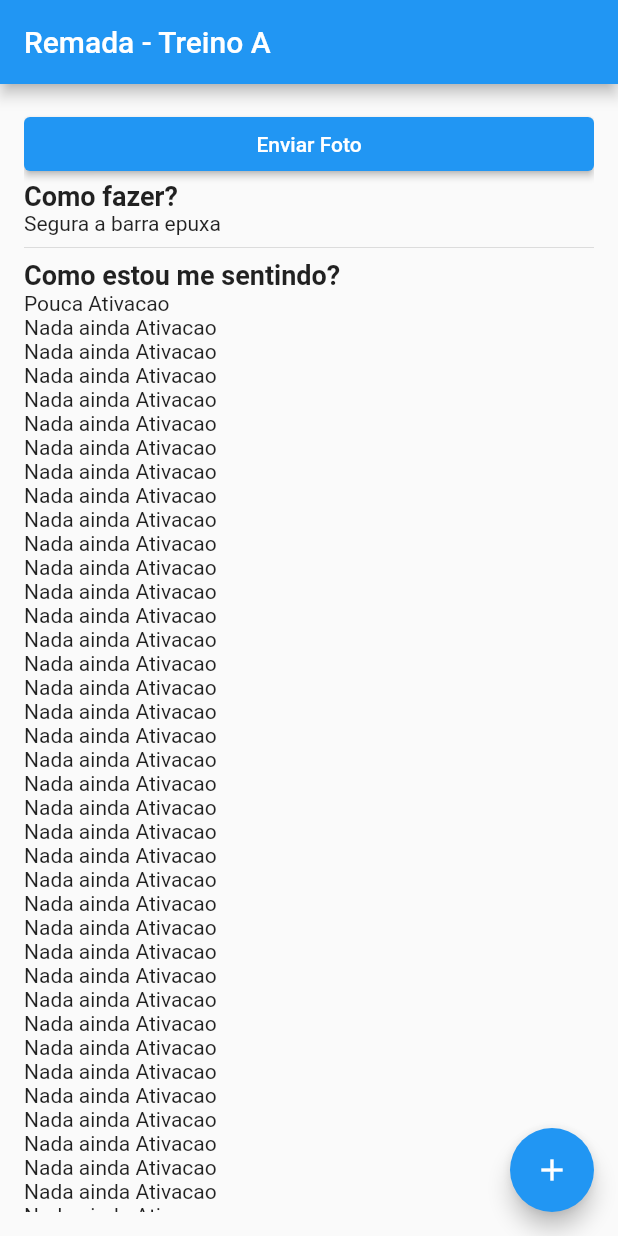
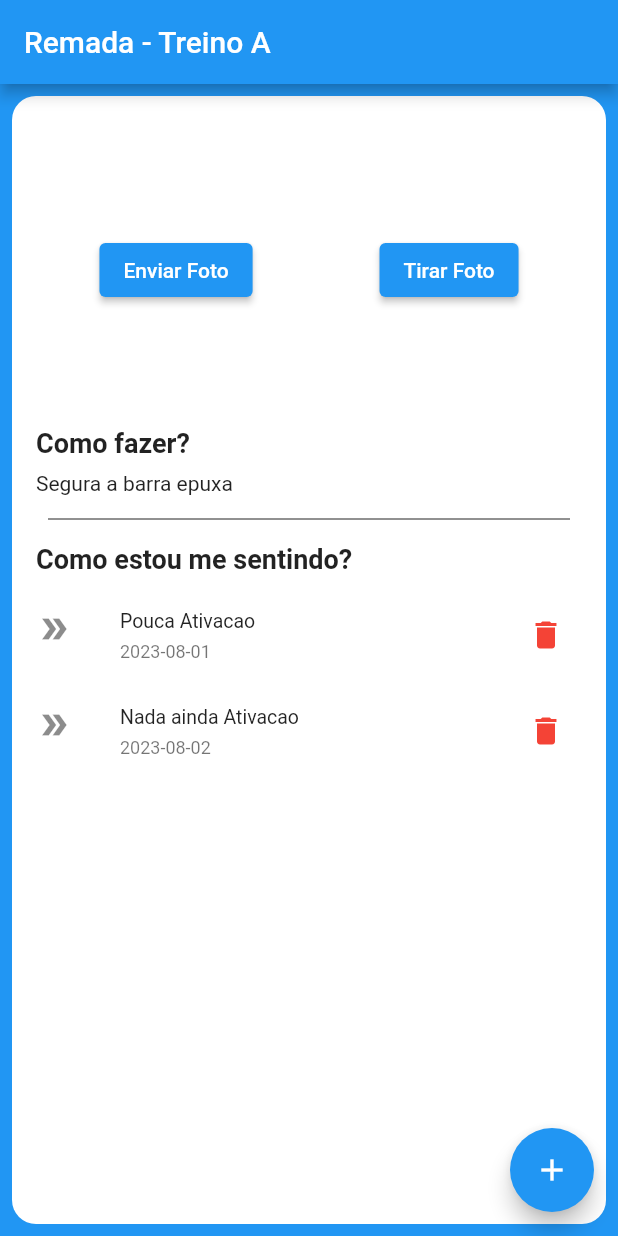
Before and after one commit to HudsonRAlves/meus_exercicios_academia, a Flutter app: the screen it shows after launch, on a phone screen of 412 x 824 dp. Run offline on Flutter 3.47's test engine with Material 2 defaults, Android fonts, the phone set to English and light mode, and no system bars.

Commit message:
:lipstick: Ajuste Exercicio_Tela

```diff
--- a/lib/telas/exercicio_tela.dart
+++ b/lib/telas/exercicio_tela.dart
@@ -22,197 +22,13 @@
       id: "SE002",
       sentindo: "Nada ainda Ativacao",
       data: "2023-08-02",
-    ),
-    SentimentoModel(
-      id: "SE002",
-      sentindo: "Nada ainda Ativacao",
-      data: "2023-08-02",
-    ),
-    SentimentoModel(
-      id: "SE002",
-      sentindo: "Nada ainda Ativacao",
-      data: "2023-08-02",
-    ),
-    SentimentoModel(
-      id: "SE002",
-      sentindo: "Nada ainda Ativacao",
-      data: "2023-08-02",
-    ),
-    SentimentoModel(
-      id: "SE002",
-      sentindo: "Nada ainda Ativacao",
-      data: "2023-08-02",
-    ),
-    SentimentoModel(
-      id: "SE002",
-      sentindo: "Nada ainda Ativacao",
-      data: "2023-08-02",
-    ),
-    SentimentoModel(
-      id: "SE002",
-      sentindo: "Nada ainda Ativacao",
-      data: "2023-08-02",
-    ),
-    SentimentoModel(
-      id: "SE002",
-      sentindo: "Nada ainda Ativacao",
-      data: "2023-08-02",
-    ),
-    SentimentoModel(
-      id: "SE002",
-      sentindo: "Nada ainda Ativacao",
-      data: "2023-08-02",
-    ),
-    SentimentoModel(
-      id: "SE002",
-      sentindo: "Nada ainda Ativacao",
-      data: "2023-08-02",
-    ),
-    SentimentoModel(
-      id: "SE002",
-      sentindo: "Nada ainda Ativacao",
-      data: "2023-08-02",
-    ),
-    SentimentoModel(
-      id: "SE002",
-      sentindo: "Nada ainda Ativacao",
-      data: "2023-08-02",
-    ),
-    SentimentoModel(
-      id: "SE002",
-      sentindo: "Nada ainda Ativacao",
-      data: "2023-08-02",
-    ),
-    SentimentoModel(
-      id: "SE002",
-      sentindo: "Nada ainda Ativacao",
-      data: "2023-08-02",
-    ),
-    SentimentoModel(
-      id: "SE002",
-      sentindo: "Nada ainda Ativacao",
-      data: "2023-08-02",
-    ),
-    SentimentoModel(
-      id: "SE002",
-      sentindo: "Nada ainda Ativacao",
-      data: "2023-08-02",
-    ),
-    SentimentoModel(
-      id: "SE002",
-      sentindo: "Nada ainda Ativacao",
-      data: "2023-08-02",
-    ),
-    SentimentoModel(
-      id: "SE002",
-      sentindo: "Nada ainda Ativacao",
-      data: "2023-08-02",
-    ),
-    SentimentoModel(
-      id: "SE002",
-      sentindo: "Nada ainda Ativacao",
-      data: "2023-08-02",
-    ),
-    SentimentoModel(
-      id: "SE002",
-      sentindo: "Nada ainda Ativacao",
-      data: "2023-08-02",
-    ),
-    SentimentoModel(
-      id: "SE002",
-      sentindo: "Nada ainda Ativacao",
-      data: "2023-08-02",
-    ),
-    SentimentoModel(
-      id: "SE002",
-      sentindo: "Nada ainda Ativacao",
-      data: "2023-08-02",
-    ),
-    SentimentoModel(
-      id: "SE002",
-      sentindo: "Nada ainda Ativacao",
-      data: "2023-08-02",
-    ),
-    SentimentoModel(
-      id: "SE002",
-      sentindo: "Nada ainda Ativacao",
-      data: "2023-08-02",
-    ),
-    SentimentoModel(
-      id: "SE002",
-      sentindo: "Nada ainda Ativacao",
-      data: "2023-08-02",
-    ),
-    SentimentoModel(
-      id: "SE002",
-      sentindo: "Nada ainda Ativacao",
-      data: "2023-08-02",
-    ),
-    SentimentoModel(
-      id: "SE002",
-      sentindo: "Nada ainda Ativacao",
-      data: "2023-08-02",
-    ),
-    SentimentoModel(
-      id: "SE002",
-      sentindo: "Nada ainda Ativacao",
-      data: "2023-08-02",
-    ),
-    SentimentoModel(
-      id: "SE002",
-      sentindo: "Nada ainda Ativacao",
-      data: "2023-08-02",
-    ),
-    SentimentoModel(
-      id: "SE002",
-      sentindo: "Nada ainda Ativacao",
-      data: "2023-08-02",
-    ),
-    SentimentoModel(
-      id: "SE002",
-      sentindo: "Nada ainda Ativacao",
-      data: "2023-08-02",
-    ),
-    SentimentoModel(
-      id: "SE002",
-      sentindo: "Nada ainda Ativacao",
-      data: "2023-08-02",
-    ),
-    SentimentoModel(
-      id: "SE002",
-      sentindo: "Nada ainda Ativacao",
-      data: "2023-08-02",
-    ),
-    SentimentoModel(
-      id: "SE002",
-      sentindo: "Nada ainda Ativacao",
-      data: "2023-08-02",
-    ),
-    SentimentoModel(
-      id: "SE002",
-      sentindo: "Nada ainda Ativacao",
-      data: "2023-08-02",
-    ),
-    SentimentoModel(
-      id: "SE002",
-      sentindo: "Nada ainda Ativacao",
-      data: "2023-08-02",
-    ),
-    SentimentoModel(
-      id: "SE002",
-      sentindo: "Nada ainda Ativacao",
-      data: "2023-08-02",
-    ),
-    SentimentoModel(
-      id: "SE002",
-      sentindo: "Nada ainda Ativacao",
-      data: "2023-08-02",
     )
   ];
 
   @override
   Widget build(BuildContext context) {
     return Scaffold(
+      backgroundColor: Colors.blue,
       appBar: AppBar(
           title: Text("${exercicioModel.nome} - ${exercicioModel.treino}")),
       floatingActionButton: FloatingActionButton(
@@ -221,14 +37,30 @@
         },
         child: const Icon(Icons.add),
       ),
-      body: Padding(
+      body: Container(
+        margin: const EdgeInsets.all(8),
         padding: const EdgeInsets.all(16.0),
+        decoration: BoxDecoration(
+          color: Colors.white,
+          borderRadius: BorderRadius.circular(16),
+        ),
         child: ListView(
           children: [
-            ElevatedButton(
-              onPressed: () {},
-              child: const Text("Enviar Foto"),
+            SizedBox(
+              height: 200,
+              child: Row(
+                mainAxisAlignment: MainAxisAlignment.spaceAround,
+                children: [
+                  ElevatedButton(
+                    onPressed: () {},
+                    child: const Text("Enviar Foto"),
+                  ),
+                  ElevatedButton(
+                      onPressed: () {}, child: const Text("Tirar Foto"))
+                ],
+              ),
             ),
+            const SizedBox(height: 5),
             const Text(
               'Como fazer?',
               style: TextStyle(
@@ -236,8 +68,14 @@
                 fontSize: 18,
               ),
             ),
+            const SizedBox(height: 8),
             Text(exercicioModel.comoFazer),
-            const Divider(),
+            const Padding(
+              padding: EdgeInsets.all(8.0),
+              child: Divider(
+                color: Colors.black87,
+              ),
+            ),
             const Text(
               'Como estou me sentindo?',
               style: TextStyle(
@@ -245,11 +83,27 @@
                 fontSize: 18,
               ),
             ),
+            const SizedBox(height: 8),
             Column(
               crossAxisAlignment: CrossAxisAlignment.start,
               children: List.generate(listaSentimentos.length, (index) {
                 SentimentoModel sentimentoAgora = listaSentimentos[index];
-                return Text(sentimentoAgora.sentindo);
+                return ListTile(
+                  dense: true,
+                  contentPadding: EdgeInsets.zero,
+                  title: Text(sentimentoAgora.sentindo),
+                  subtitle: Text(sentimentoAgora.data),
+                  leading: const Icon(Icons.double_arrow),
+                  trailing: IconButton(
+                    icon: const Icon(
+                      Icons.delete,
+                      color: Colors.red,
+                    ),
+                    onPressed: () {
+                      print("DELETAR ${sentimentoAgora.sentindo}");
+                    },
+                  ),
+                );
               }),
             )
           ],
```
